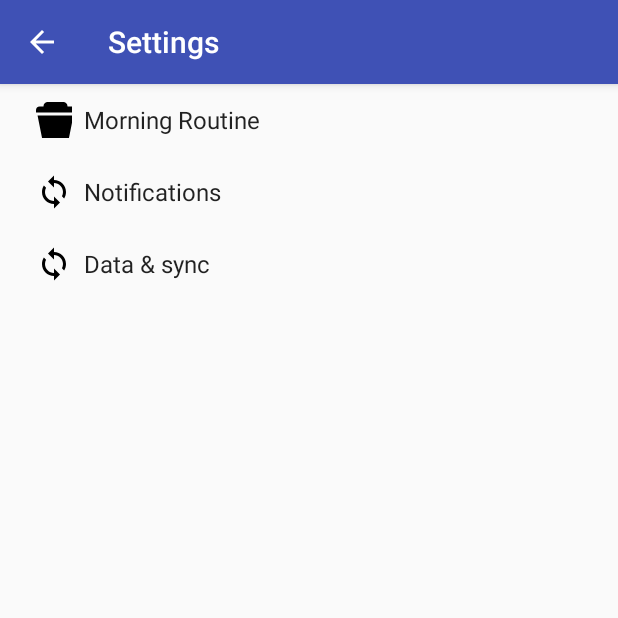
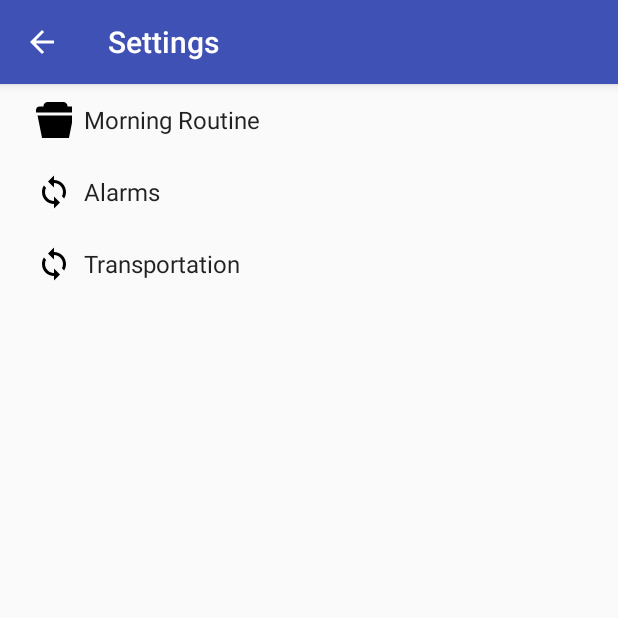
Before and after one commit to codacy-badger/DFFC, an Android app: the screen it shows after launch (SettingsActivity), on a phone screen of 412 x 824 dp, the top half of it. Run offline under Robolectric (Android 15) with nearby library versions, the phone set to English and light mode, and no system bars.

Commit message:
WMIT-23 Implement use case: Change Transportation routine settings - Added UI for transportation settings fragment

```diff
--- a/app/src/main/java/com/wakemeintime/dffc/wakemeintime/SettingsActivity.kt
+++ b/app/src/main/java/com/wakemeintime/dffc/wakemeintime/SettingsActivity.kt
@@ -106,7 +106,9 @@ class SettingsActivity : AppCompatPreferenceActivity() {
             // to their values. When their values change, their summaries are
             // updated to reflect the new value, per the Android Design
             // guidelines.
-            bindPreferenceSummaryToValue(findPreference("notifications_new_message_ringtone"))
+            bindPreferenceSummaryToValue(findPreference("alarm_ringtone"))
+            bindPreferenceSummaryToValue(findPreference("alarm_repeat_time"))
+            bindPreferenceSummaryToValue(findPreference("alarm_repeat_amount"))
         }
 
         override fun onOptionsItemSelected(item: MenuItem): Boolean {
--- a/app/src/main/res/values/strings.xml
+++ b/app/src/main/res/values/strings.xml
@@ -15,14 +15,14 @@
 
     <string name="pref_title_time_between_wakeup_and_departure">Time between wakeup and departure</string>
     <string-array name="times_5_to_90_Mins_list_titles">
-        <item>5 Minutes</item>
-        <item>10 Minutes</item>
-        <item>15 Minutes</item>
-        <item>20 Minutes</item>
-        <item>30 Minutes</item>
-        <item>45 Minutes</item>
-        <item>1 Hour</item>
-        <item>1,5 Hours</item>
+        <item>5 minutes</item>
+        <item>10 minutes</item>
+        <item>15 minutes</item>
+        <item>20 minutes</item>
+        <item>30 minutes</item>
+        <item>45 minutes</item>
+        <item>1 hour</item>
+        <item>1,5 hours</item>
     </string-array>
     <string-array name="times_5_to_90_Mins_list_values">
         <item>5</item>
@@ -35,50 +35,34 @@
         <item>90</item>
     </string-array>
 
-    <!-- Example settings for Data & Sync -->
-    <string name="pref_header_data_sync">Data &amp; sync</string>
+    <!-- Example settings for Transportation -->
+    <string name="pref_header_transportation">Transportation</string>
 
-    <string name="pref_title_sync_frequency">Sync frequency</string>
-    <string-array name="pref_sync_frequency_titles">
-        <item>15 minutes</item>
-        <item>30 minutes</item>
-        <item>1 hour</item>
-        <item>3 hours</item>
-        <item>6 hours</item>
-        <item>Never</item>
+    <string name="pref_title_travel_method">choose travel method</string>
+    <string-array name="pref_travel_method_titles">
+        <item>Fastest method</item>
+        <item>Car</item>
+        <item>Train</item>
     </string-array>
-    <string-array name="pref_sync_frequency_values">
-        <item>15</item>
-        <item>30</item>
-        <item>60</item>
-        <item>180</item>
-        <item>360</item>
-        <item>-1</item>
-    </string-array>
-
-    <string-array name="list_preference_entries">
-        <item>Entry 1</item>
-        <item>Entry 2</item>
-        <item>Entry 3</item>
-    </string-array>
-
-    <string-array name="list_preference_entry_values">
+    <string-array name="pref_travel_method_values">
         <item>1</item>
         <item>2</item>
         <item>3</item>
+
     </string-array>
 
-    <string-array name="multi_select_list_preference_default_value" />
+    <!-- Example settings for Alarms -->
+    <string name="pref_header_alarms">Alarms</string>
 
-    <string name="pref_title_system_sync_settings">System sync settings</string>
-
-    <!-- Example settings for Notifications -->
-    <string name="pref_header_notifications">Notifications</string>
-
-    <string name="pref_title_new_message_notifications">New message notifications</string>
+    <string name="pref_title_new_message_notifications">Use custom alarm settings</string>
 
     <string name="pref_title_ringtone">Ringtone</string>
     <string name="pref_ringtone_silent">Silent</string>
 
     <string name="pref_title_vibrate">Vibrate</string>
+    <string name="alarm_repeat_amount_value">5</string>
+    <string name="title_Alarm_repeat_amount">Alarm repeat amount</string>
+    <string name="title_Alarm_repeat_time">Alarm repeat time</string>
+    <string name="alarm_repeat_time_value">5</string>
+
 </resources>
--- a/app/src/main/res/xml/pref_headers.xml
+++ b/app/src/main/res/xml/pref_headers.xml
@@ -10,11 +10,11 @@
     <header
         android:fragment="com.wakemeintime.dffc.wakemeintime.SettingsActivity$AlarmPreferenceFragment"
         android:icon="@drawable/ic_notifications_black_24dp"
-        android:title="@string/pref_header_notifications" />
+        android:title="@string/pref_header_alarms" />
 
     <header
         android:fragment="com.wakemeintime.dffc.wakemeintime.SettingsActivity$TransportationPreferenceFragment"
         android:icon="@drawable/ic_sync_black_24dp"
-        android:title="@string/pref_header_data_sync" />
+        android:title="@string/pref_header_transportation" />
 
 </preference-headers>
--- a/app/src/main/res/xml/pref_transportation.xml
+++ b/app/src/main/res/xml/pref_transportation.xml
@@ -5,17 +5,10 @@
     <!-- NOTE: ListPreference's summary should be set to its value by the activity code. -->
     <ListPreference
         android:defaultValue="180"
-        android:entries="@array/pref_sync_frequency_titles"
-        android:entryValues="@array/pref_sync_frequency_values"
+        android:entries="@array/pref_travel_method_titles"
+        android:entryValues="@array/pref_travel_method_values"
         android:key="sync_frequency"
         android:negativeButtonText="@null"
         android:positiveButtonText="@null"
-        android:title="@string/pref_title_sync_frequency" />
-
-    <!-- This preference simply launches an intent when selected. Use this UI sparingly, per
-         design guidelines. -->
-    <Preference android:title="@string/pref_title_system_sync_settings">
-        <intent android:action="android.settings.SYNC_SETTINGS" />
-    </Preference>
-
+        android:title="@string/pref_title_travel_method" />
 </PreferenceScreen>
```
